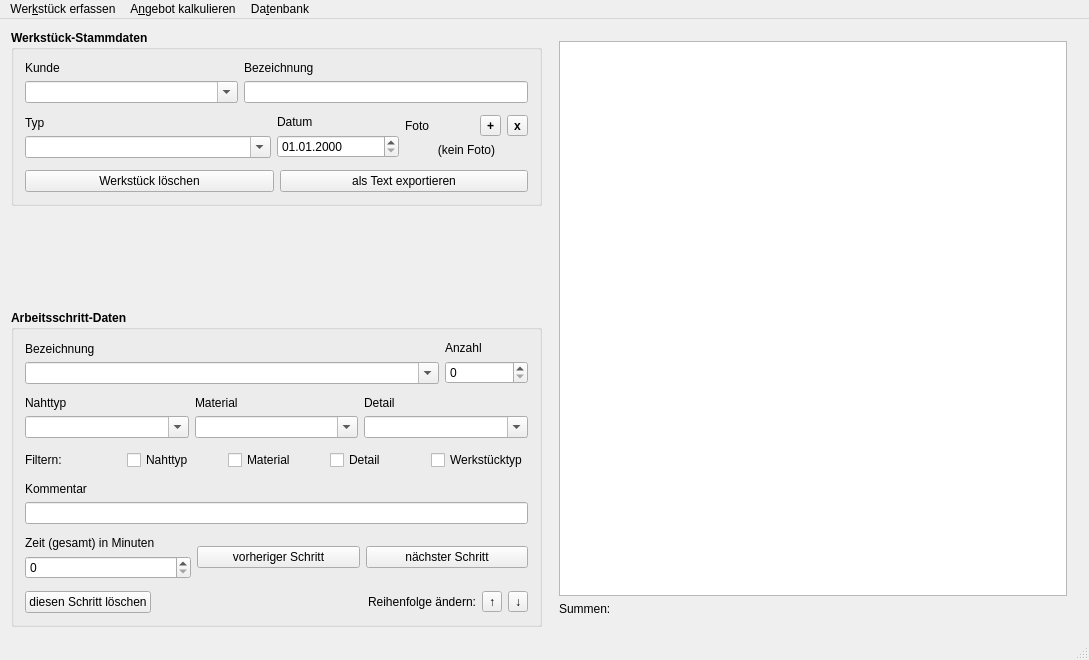
Above: tailors_assistant/mainwindow.ui from flauschzelle/tailors-assistant before the change. Below: the same form after it.
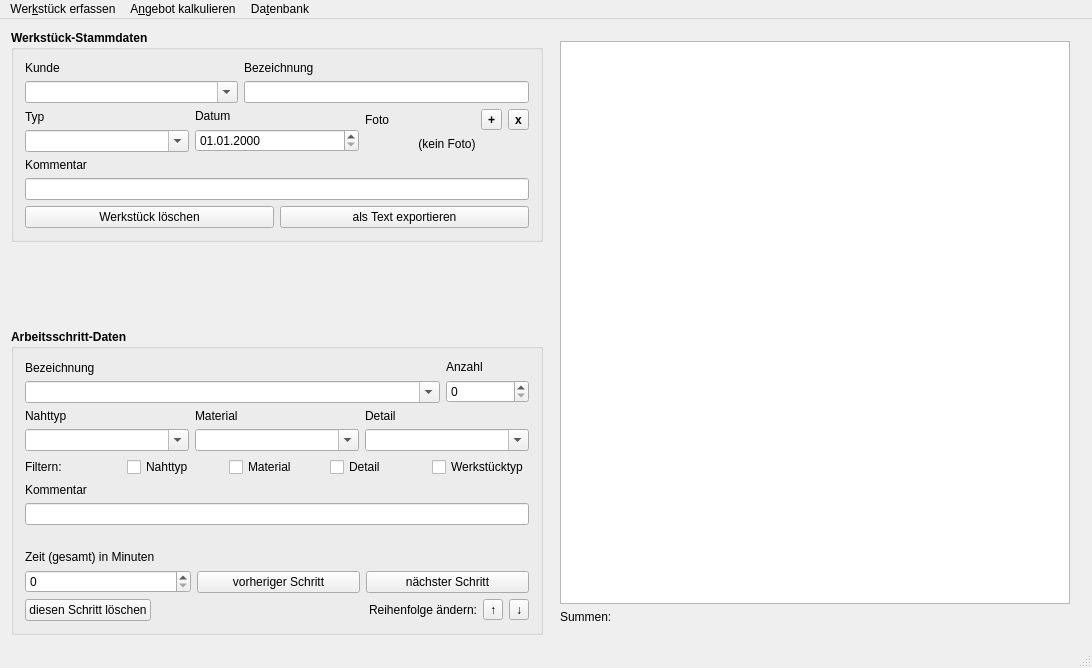
That is the form after the change.

Commit message: defined two input modes and changing some ui properties according to input mode

The edit to the form file:
```diff
--- a/tailors_assistant/mainwindow.ui
+++ b/tailors_assistant/mainwindow.ui
@@ -6,8 +6,8 @@
    <rect>
     <x>0</x>
     <y>0</y>
-    <width>1089</width>
-    <height>660</height>
+    <width>1092</width>
+    <height>668</height>
    </rect>
   </property>
   <property name="windowTitle">
@@ -36,12 +36,7 @@
           <property name="title">
            <string>Werkstück-Stammdaten</string>
           </property>
-          <layout class="QVBoxLayout" name="verticalLayout_20">
-           <item>
-            <layout class="QVBoxLayout" name="verticalLayout_21">
-             <property name="spacing">
-              <number>12</number>
-             </property>
+          <layout class="QVBoxLayout" name="verticalLayout_2">
              <item>
               <layout class="QHBoxLayout" name="horizontalLayout_15" stretch="3,4">
                <item>
@@ -110,7 +105,7 @@
               </layout>
              </item>
              <item>
-              <layout class="QHBoxLayout" name="horizontalLayout_16" stretch="2,1,1">
+            <layout class="QHBoxLayout" name="horizontalLayout_2">
                <item>
                 <layout class="QVBoxLayout" name="verticalLayout_24">
                  <item>
@@ -178,7 +173,25 @@
                 </layout>
                </item>
                <item>
-                <layout class="QVBoxLayout" name="verticalLayout_26">
+              <widget class="QWidget" name="pictureWidget" native="true">
+               <layout class="QVBoxLayout" name="verticalLayout">
+                <property name="spacing">
+                 <number>0</number>
+                </property>
+                <property name="leftMargin">
+                 <number>0</number>
+                </property>
+                <property name="topMargin">
+                 <number>0</number>
+                </property>
+                <property name="rightMargin">
+                 <number>0</number>
+                </property>
+                <property name="bottomMargin">
+                 <number>0</number>
+                </property>
+                <item>
+                 <layout class="QVBoxLayout" name="verticalLayout_picture">
                  <item>
                   <layout class="QHBoxLayout" name="horizontalLayout_17">
                    <item>
@@ -217,7 +230,7 @@
                   </layout>
                  </item>
                  <item>
-                  <widget class="QLabel" name="label_30">
+                   <widget class="QLabel" name="pictureDisplayLabel">
                    <property name="font">
                     <font>
                      <weight>50</weight>
@@ -235,6 +248,36 @@
                 </layout>
                </item>
               </layout>
+              </widget>
+             </item>
+            </layout>
+           </item>
+           <item>
+            <layout class="QVBoxLayout" name="verticalLayout_37">
+             <item>
+              <widget class="QLabel" name="pieceCommentLabel">
+               <property name="font">
+                <font>
+                 <weight>50</weight>
+                 <bold>false</bold>
+                </font>
+               </property>
+               <property name="text">
+                <string>Kommentar</string>
+               </property>
+              </widget>
+             </item>
+             <item>
+              <widget class="QLineEdit" name="pieceCommentLineEdit">
+               <property name="font">
+                <font>
+                 <weight>50</weight>
+                 <bold>false</bold>
+                </font>
+               </property>
+              </widget>
+             </item>
+            </layout>
              </item>
              <item>
               <layout class="QHBoxLayout" name="horizontalLayout_18">
@@ -267,8 +310,6 @@
               </layout>
              </item>
             </layout>
-           </item>
-          </layout>
          </widget>
         </item>
         <item>
@@ -295,12 +336,7 @@
           <property name="title">
            <string>Arbeitsschritt-Daten</string>
           </property>
-          <layout class="QVBoxLayout" name="verticalLayout_27">
-           <item>
-            <layout class="QVBoxLayout" name="verticalLayout_28">
-             <property name="spacing">
-              <number>12</number>
-             </property>
+          <layout class="QVBoxLayout" name="verticalLayout_4">
              <item>
               <layout class="QHBoxLayout" name="horizontalLayout_19" stretch="5,1">
                <item>
@@ -466,9 +502,22 @@
               </layout>
              </item>
              <item>
-              <layout class="QHBoxLayout" name="horizontalLayout_13">
+            <widget class="QWidget" name="filterWidget" native="true">
+             <layout class="QHBoxLayout" name="horizontalLayout_3">
+              <property name="leftMargin">
+               <number>0</number>
+              </property>
+              <property name="topMargin">
+               <number>0</number>
+              </property>
+              <property name="rightMargin">
+               <number>0</number>
+              </property>
+              <property name="bottomMargin">
+               <number>0</number>
+              </property>
                <item>
-                <widget class="QLabel" name="label_15">
+               <widget class="QLabel" name="filterLabel">
                  <property name="font">
                   <font>
                    <weight>50</weight>
@@ -481,7 +530,7 @@
                 </widget>
                </item>
                <item>
-                <widget class="QCheckBox" name="checkBox">
+               <widget class="QCheckBox" name="seamTypeCheckBox">
                  <property name="font">
                   <font>
                    <weight>50</weight>
@@ -494,7 +543,7 @@
                 </widget>
                </item>
                <item>
-                <widget class="QCheckBox" name="checkBox_2">
+               <widget class="QCheckBox" name="materialCheckBox">
                  <property name="font">
                   <font>
                    <weight>50</weight>
@@ -507,7 +556,7 @@
                 </widget>
                </item>
                <item>
-                <widget class="QCheckBox" name="checkBox_3">
+               <widget class="QCheckBox" name="detailCheckBox">
                  <property name="font">
                   <font>
                    <weight>50</weight>
@@ -520,7 +569,7 @@
                 </widget>
                </item>
                <item>
-                <widget class="QCheckBox" name="checkBox_4">
+               <widget class="QCheckBox" name="pieceTypeCheckBox">
                  <property name="font">
                   <font>
                    <weight>50</weight>
@@ -533,6 +582,7 @@
                 </widget>
                </item>
               </layout>
+            </widget>
              </item>
              <item>
               <layout class="QVBoxLayout" name="verticalLayout_34">
@@ -562,7 +612,7 @@
               </layout>
              </item>
              <item>
-              <layout class="QHBoxLayout" name="horizontalLayout_21" stretch="1,2">
+            <layout class="QHBoxLayout" name="horizontalLayout_5" stretch="1,2">
                <item>
                 <layout class="QVBoxLayout" name="verticalLayout_35">
                  <item>
@@ -594,9 +644,24 @@
                 </layout>
                </item>
                <item>
-                <layout class="QHBoxLayout" name="horizontalLayout_22">
+              <layout class="QVBoxLayout" name="verticalLayout_3">
                  <item>
-                  <widget class="QPushButton" name="pushButton_6">
+                <spacer name="verticalSpacer">
+                 <property name="orientation">
+                  <enum>Qt::Vertical</enum>
+                 </property>
+                 <property name="sizeHint" stdset="0">
+                  <size>
+                   <width>20</width>
+                   <height>40</height>
+                  </size>
+                 </property>
+                </spacer>
+               </item>
+               <item>
+                <layout class="QHBoxLayout" name="horizontalLayout_4">
+                 <item>
+                  <widget class="QPushButton" name="previousStepPushButton">
                    <property name="font">
                     <font>
                      <weight>50</weight>
@@ -609,7 +674,7 @@
                   </widget>
                  </item>
                  <item>
-                  <widget class="QPushButton" name="pushButton_7">
+                  <widget class="QPushButton" name="nextStepPushButton">
                    <property name="font">
                     <font>
                      <weight>50</weight>
@@ -625,6 +690,8 @@
                </item>
               </layout>
              </item>
+            </layout>
+           </item>
              <item>
               <layout class="QHBoxLayout" name="horizontalLayout_23">
                <item>
@@ -683,8 +750,6 @@
               </layout>
              </item>
             </layout>
-           </item>
-          </layout>
          </widget>
         </item>
        </layout>
@@ -718,7 +783,7 @@
     <rect>
      <x>0</x>
      <y>0</y>
-     <width>1089</width>
+     <width>1092</width>
      <height>21</height>
     </rect>
    </property>
```
Left out of the diff: 70 changed lines with no effect on the pictures. Lines whose indentation alone changed are shown as unchanged. The commit also changes 4 other files.
